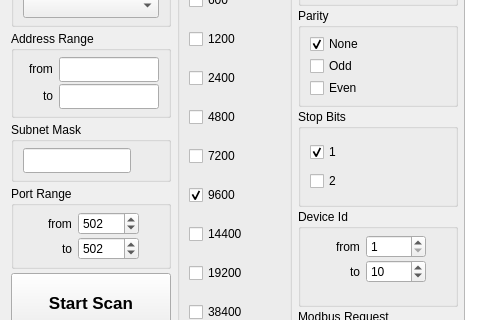
First picture: the form in omodscan/dialogs/dialogmodbusscanner.ui, repository sanny32/OpenModScan, before the edit; both pictures show x 0 to 480 and y 103 to 423 of the 707 by 686 pixel window.
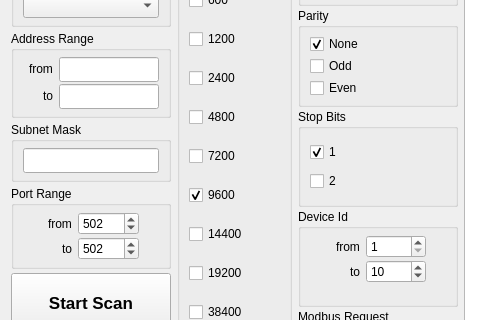
Second picture: the form after the edit. Icons and pictures are not drawn. Custom widgets are drawn as their Qt base class.

Commit message: Correct modbus scanner dialog ui

Patch:
```diff
--- a/omodscan/dialogs/dialogmodbusscanner.ui
+++ b/omodscan/dialogs/dialogmodbusscanner.ui
@@ -773,7 +773,7 @@
           <item>
            <widget class="IpAddressLineEdit" name="lineEditSubnetMask">
             <property name="sizePolicy">
-             <sizepolicy hsizetype="Fixed" vsizetype="Fixed">
+             <sizepolicy hsizetype="Preferred" vsizetype="Fixed">
               <horstretch>0</horstretch>
               <verstretch>0</verstretch>
              </sizepolicy>
```
